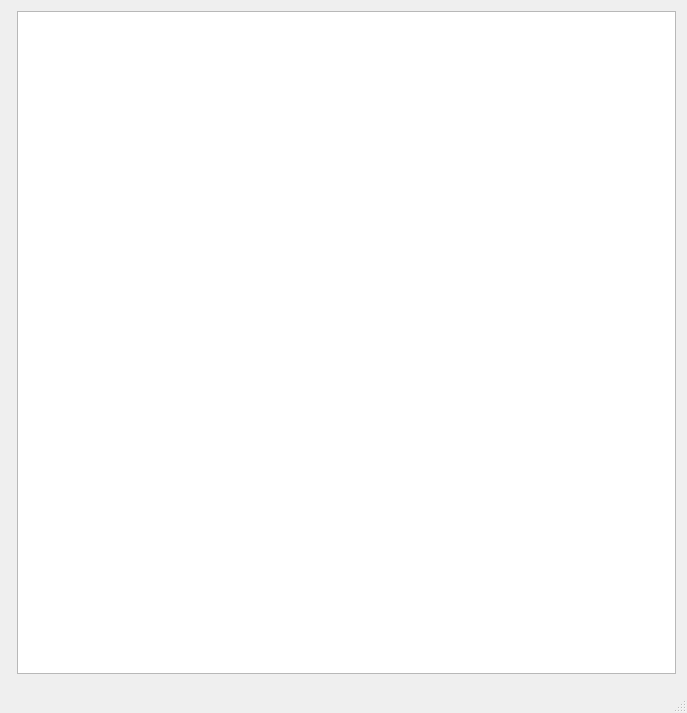
Pyxxil/Astoria, file source/playerwindow.ui: the form before one commit.
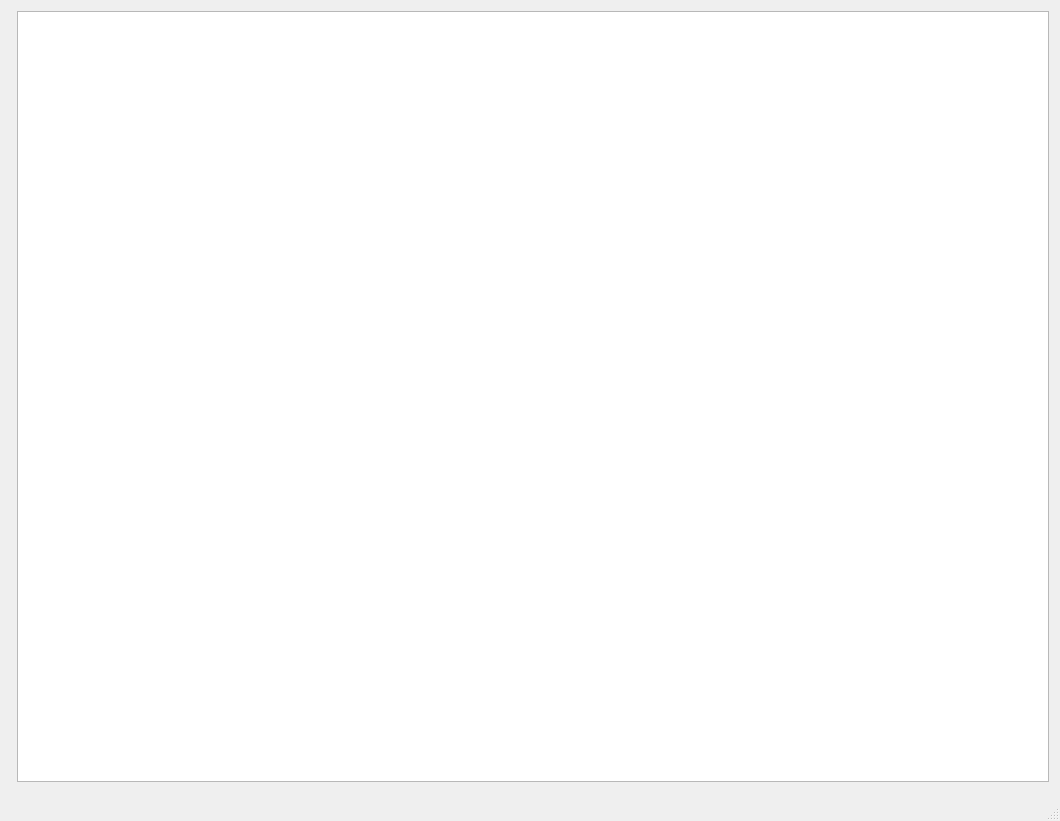
The form after the commit.

What changed in the file:
```diff
--- a/source/playerwindow.ui
+++ b/source/playerwindow.ui
@@ -6,8 +6,8 @@
    <rect>
     <x>0</x>
     <y>0</y>
-    <width>687</width>
-    <height>713</height>
+    <width>1060</width>
+    <height>821</height>
    </rect>
   </property>
   <property name="windowTitle">
```
Left out of the diff: 14 changed lines with no effect on the pictures.
